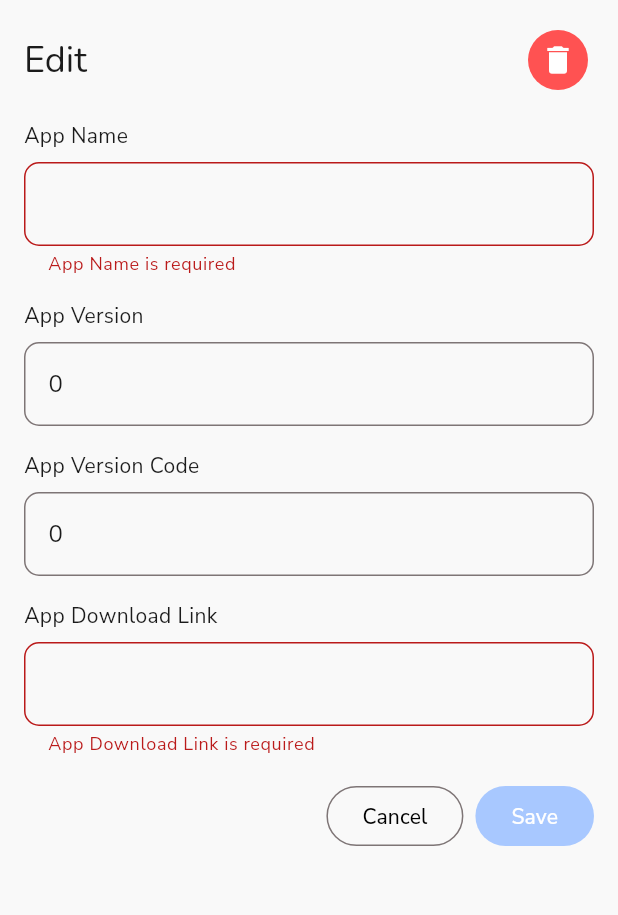
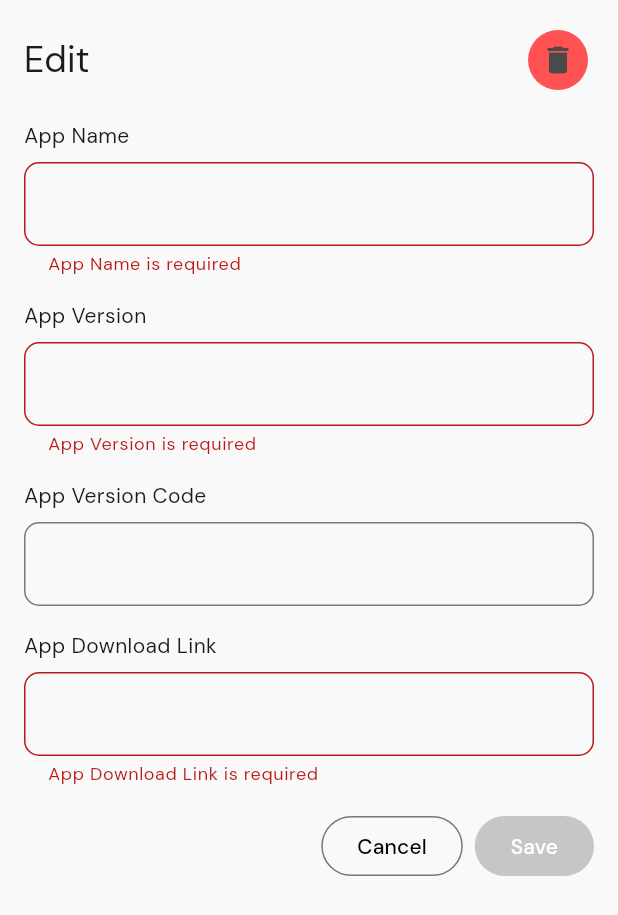
Before and after one commit to sai-charan2003/App-Version-Frontend-, a Flutter app: the AppDetailsEdit widget shown alone on an empty page, opened directly with empty values, after a tap on "Save", on a phone screen of 412 x 824 dp. Shown: the top 915 px of the screen. Run offline on Flutter 3.47's test engine with Material 3 defaults, Android fonts, the phone set to English and light mode, and no system bars; our stand-ins replace awesome_snackbar_content, google_fonts; missing offline and left inert: glossy, super_sliver_list; statements that could not run were skipped.

Commit message:
Bug fixes, Added routes for navigation, Updated site theme and font

```diff
--- a/lib/base_client.dart
+++ b/lib/base_client.dart
@@ -207,7 +207,6 @@ Future<bool> patchData(dynamic object) async {
 }
 Future<bool> deleteData(String uuid) async {
 
-  // Ensure that the API key and JWT token are fetched correctly
   String? apiKey = await SharedPreferencesHelper.getAPIKEY();
   String? jwtToken = await SharedPreferencesHelper.getJwtToken();
 
@@ -216,11 +215,11 @@ Future<bool> deleteData(String uuid) async {
     return false;
   }
 
-  var url = Uri.parse('$baseUrl/appData//deleteAppDetails?apiKey=$uuid');
+  var url = Uri.parse('$baseUrl/appData/deleteAppDetails?appUUID=$uuid');
 
 
   try {
-    var response = await http.patch(
+    var response = await http.delete(
       url,
       headers: {
         "Content-Type": "application/json",
--- a/lib/components/Toast/SuccessToast.dart
+++ b/lib/components/Toast/SuccessToast.dart
@@ -13,9 +13,9 @@ class Successtoast {
           child: Material(
             color: Colors.transparent,
             child: Container(
-              padding: EdgeInsets.all(16),
-              constraints: BoxConstraints(
-                maxWidth: 500, // Adjust if needed
+              padding: const EdgeInsets.all(16),
+              constraints: const BoxConstraints(
+                maxWidth: 400, // Adjust if needed
               ),
               decoration: BoxDecoration(
                 color: Colors.black.withOpacity(0.2),
--- a/lib/data.dart
+++ b/lib/data.dart
@@ -1,7 +1,3 @@
-// To parse this JSON data, do
-//
-//     final data = dataFromJson(jsonString);
-
 import 'dart:convert';
 
 List<Data> dataFromJson(String str) => List<Data>.from(json.decode(str).map((x) => Data.fromJson(x)));
@@ -10,8 +6,8 @@ String dataToJson(List<Data> data) => json.encode(List<dynamic>.from(data.map((x
 
 class Data {
     String? appName;
-    int? appVersion;
-    int? appVersionCode;
+    double? appVersion;
+    double? appVersionCode;
     String? appDownloadLink;
     String? appUUID;
 
@@ -20,15 +16,15 @@ class Data {
         this.appVersion,
         this.appVersionCode,
         this.appDownloadLink,
-        this.appUUID
+        this.appUUID,
     });
 
     factory Data.fromJson(Map<String, dynamic> json) => Data(
         appName: json["appName"],
         appVersion: json["appVersion"],
         appVersionCode: json["appVersionCode"],
-        appDownloadLink : json["appDownloadLink"],
-        appUUID: json["appUUID"]
+        appDownloadLink: json["appDownloadLink"],
+        appUUID: json["appUUID"],
     );
 
     Map<String, dynamic> toJson() => {
@@ -36,6 +32,6 @@ class Data {
         "appVersion": appVersion,
         "appVersionCode": appVersionCode,
         "appDownloadLink": appDownloadLink,
-        "appUUID" : appUUID
+        "appUUID": appUUID,
     };
 }
--- a/lib/homePage.dart
+++ b/lib/homePage.dart
@@ -104,6 +104,7 @@ class _HomepageState extends State<Homepage> {
             dataAdded: (){
               setState(() {
                 isAddNew = null;
+                appData = null;
                 reloadData= true;
               });
 
@@ -120,60 +121,69 @@ class AppDetailsEdit extends StatefulWidget {
     super.key,
     required this.data,
     required this.isAddData,
-    required this.dataAdded
+    required this.dataAdded,
   });
 
   final Data? data;
-  final bool? isAddData;
+  final bool? isAddData; // Remove nullable type since it's always true/false
   final VoidCallback dataAdded;
 
   @override
   _AppDetailsEditState createState() => _AppDetailsEditState();
 }
 
-class _AppDetailsEditState extends State<AppDetailsEdit> {
+class _AppDetailsEditState extends State<AppDetailsEdit> with WidgetsBindingObserver {
   final _formKey = GlobalKey<FormState>();
   late TextEditingController appVersionTextEditingController;
   late TextEditingController appVersionCodeTextEditingController;
   late TextEditingController appNameTextEditingController;
   late TextEditingController appDownloadLinkTextEditingController;
   bool isLoading = false;
+  bool isDeleteLoading = false;
 
   @override
   void initState() {
     super.initState();
+
+
     appVersionTextEditingController = TextEditingController();
     appVersionCodeTextEditingController = TextEditingController();
     appNameTextEditingController = TextEditingController();
     appDownloadLinkTextEditingController = TextEditingController();
 
 
-    if (widget.isAddData == false) {
+  }
+
+  @override
+  void didUpdateWidget(covariant AppDetailsEdit oldWidget) {
+    super.didUpdateWidget(oldWidget);
+    if (widget.data != oldWidget.data || widget.isAddData!=oldWidget.isAddData) {
+      if (widget.isAddData == true) {
+        _clearControllers();
+      } else if(widget.isAddData == false) {
+        _initializeControllers();
+      }
+    }
+  }
+
+  void _initializeControllers() {
     final appData = widget.data!;
     appVersionCodeTextEditingController.text = appData.appVersionCode?.toString() ?? '';
     appVersionTextEditingController.text = appData.appVersion.toString();
     appDownloadLinkTextEditingController.text = appData.appDownloadLink ?? '';
     appNameTextEditingController.text = appData.appName ?? '';
   }
+
+  void _clearControllers() {
+    appVersionCodeTextEditingController.clear();
+    appVersionTextEditingController.clear();
+    appDownloadLinkTextEditingController.clear();
+    appNameTextEditingController.clear();
   }
-
-
 
   @override
   Widget build(BuildContext context) {
-        if (widget.isAddData == false) {
-      final appData = widget.data!;
-      appVersionCodeTextEditingController.text = appData.appVersionCode?.toString() ?? '';
-      appVersionTextEditingController.text = appData.appVersion.toString();
-      appDownloadLinkTextEditingController.text = appData.appDownloadLink ?? '';
-      appNameTextEditingController.text = appData.appName ?? '';
-    } else{
-      appVersionCodeTextEditingController.text=  '';
-      appVersionTextEditingController.text = '';
-      appDownloadLinkTextEditingController.text = '';
-      appNameTextEditingController.text = '';
-
-    }
+    print(widget.isAddData);
     return Container(
       padding: const EdgeInsets.all(16.0),
       child: widget.isAddData == null
@@ -188,22 +198,30 @@ class _AppDetailsEditState extends State<AppDetailsEdit> {
                       mainAxisAlignment: MainAxisAlignment.spaceBetween,
                       children: [
                         Text(
-                          widget.isAddData == false
-                              ? "Edit ${widget.data?.appName}"
-                              : "Add App Data",
+                          widget.isAddData==true
+                              ? "Add App Data"
+                              : "Edit ${widget.data?.appName}",
                           style: Theme.of(context).textTheme.headlineSmall,
                         ),
-                        widget.isAddData == false
-                            ? IconButton.filledTonal(
-                                onPressed: () {
-                                  BaseClient().deleteData(widget.data!.appUUID!);
+                        if (!(widget.isAddData==true))
+                          isDeleteLoading
+                              ? const CircularProgressIndicator()
+                              : IconButton.filledTonal(
+                                  onPressed: () async {
+                                    setState(() {
+                                      isDeleteLoading = true;
+                                    });
+                                    await BaseClient().deleteData(widget.data!.appUUID!);
+                                    widget.dataAdded();
+                                    setState(() {
+                                      isDeleteLoading = false;
+                                    });
                                   },
                                   icon: const Icon(Icons.delete),
                                   style: IconButton.styleFrom(
                                     backgroundColor: Colors.redAccent,
                                   ),
-                              )
-                            : Container()
+                                ),
                       ],
                     ),
                     const SizedBox(height: 16),
@@ -219,7 +237,7 @@ class _AppDetailsEditState extends State<AppDetailsEdit> {
                       },
                     ),
                     const SizedBox(height: 16),
-                    _buildTextField(
+                    _buildNumberField(
                       label: "App Version",
                       controller: appVersionTextEditingController,
                       context: context,
@@ -231,13 +249,13 @@ class _AppDetailsEditState extends State<AppDetailsEdit> {
                       },
                     ),
                     const SizedBox(height: 16),
-                    _buildTextField(
+                    _buildNumberField(
                       label: "App Version Code",
                       controller: appVersionCodeTextEditingController,
                       context: context,
-                      validator: (value){
-                        return null;
-                      }, // Optional field
+                      validator: (value) {
+                        return null; // Optional field
+                      },
                     ),
                     const SizedBox(height: 16),
                     _buildTextField(
@@ -262,7 +280,10 @@ class _AppDetailsEditState extends State<AppDetailsEdit> {
                           child: const Text('Cancel'),
                         ),
                         const SizedBox(width: 8),
-                        FilledButton(style: FilledButton.styleFrom(backgroundColor: Theme.of(context).colorScheme.secondaryFixedDim,),
+                        FilledButton(
+                          style: FilledButton.styleFrom(
+                            backgroundColor: Theme.of(context).colorScheme.secondaryFixedDim,
+                          ),
                           onPressed: () async {
                             if (_formKey.currentState?.validate() ?? false) {
                               setState(() {
@@ -270,30 +291,31 @@ class _AppDetailsEditState extends State<AppDetailsEdit> {
                               });
                               var data = Data(
                                 appName: appNameTextEditingController.text,
-                                appVersion: int.parse(appVersionTextEditingController.text),
-                                appVersionCode: int.tryParse(appVersionCodeTextEditingController.text),
+                                appVersion: double.parse(appVersionTextEditingController.text),
+                                appVersionCode: double.tryParse(appVersionCodeTextEditingController.text),
                                 appDownloadLink: appDownloadLinkTextEditingController.text,
                                 appUUID: widget.data?.appUUID,
                               );
-                              if (widget.isAddData == true) {
+                              if (widget.isAddData==true) {
                                 var response = await BaseClient().saveData(data).catchError((error) {
-                                  print(error);
+                                  print("From post $error");
                                 });
                                 setState(() {
                                   isLoading = false;
                                 });
-                                if(response == true){
+                                if (response == true) {
                                   widget.dataAdded();
+                                  _clearControllers();
                                   Successtoast.show(context, "App Data added");
                                 }
                               } else {
                                 var response = await BaseClient().patchData(data).catchError((error) {
-                                  print(error);
+                                  print("From patch $error");
                                 });
                                 setState(() {
                                   isLoading = false;
                                 });
-                                if(response == true){
+                                if (response == true) {
                                   widget.dataAdded();
                                   Successtoast.show(context, "Update Successful");
                                 }
@@ -303,9 +325,18 @@ class _AppDetailsEditState extends State<AppDetailsEdit> {
                           child: Row(
                             mainAxisAlignment: MainAxisAlignment.center,
                             children: [
-                            isLoading? Container(width: 12,height: 12, child: CircularProgressIndicator(strokeCap: StrokeCap.round,strokeWidth: 3,color: Theme.of(context).colorScheme.onSecondary,)):Container(),
-                            isLoading? SizedBox(width: 5,):Container(),
-                            const Text("Save")
+                              if (isLoading)
+                                Container(
+                                  width: 12,
+                                  height: 12,
+                                  child: CircularProgressIndicator(
+                                    strokeCap: StrokeCap.round,
+                                    strokeWidth: 3,
+                                    color: Theme.of(context).colorScheme.onSecondary,
+                                  ),
+                                ),
+                              if (isLoading) SizedBox(width: 5),
+                              const Text("Save"),
                             ],
                           ),
                         ),
@@ -341,7 +372,37 @@ class _AppDetailsEditState extends State<AppDetailsEdit> {
       ],
     );
   }
+
+  Widget _buildNumberField({
+    required String label,
+    required TextEditingController controller,
+    required BuildContext context,
+    required FormFieldValidator<String> validator,
+  }) {
+    return Column(
+      crossAxisAlignment: CrossAxisAlignment.start,
+      children: [
+        Text(label, style: Theme.of(context).textTheme.bodyMedium),
+        const SizedBox(height: 8),
+        TextFormField(
+          textInputAction: TextInputAction.done,
+          keyboardType: TextInputType.numberWithOptions(decimal: true),
+          inputFormatters: [
+            FilteringTextInputFormatter.allow(RegExp(r'^\d*\.?\d*')), // Allow digits and one decimal point
+          ],
+          controller: controller,
+          decoration: InputDecoration(
+            border: OutlineInputBorder(
+              borderRadius: BorderRadius.circular(10),
+            ),
+          ),
+          validator: validator,
+        ),
+      ],
+    );
   }
+}
+
 
 
 class AppDataList extends StatefulWidget {
@@ -373,35 +434,40 @@ class _AppDataListState extends State<AppDataList> {
     _fetchData();
   }
 
+
   Future<void> _fetchData() async {
         try {
+
       var dataList = await widget.baseClient.getData(SharedPreferencesHelper.getAPIKEY()!);
-
       setState(() {
-      _dataList = dataList; // Assign the fetched data
+        _dataList = dataList;
         _isLoading = false;
       });
-
-    if (_dataList == null || _dataList!.isEmpty) {
-      // Handle the case where the list is empty if necessary
+    } catch (error) {
       _dataList = [];
-    }
-  } catch (error) {
       print(error);
       setState(() {
-      if(error.toString().contains("Bad state: No element ")){
+        if (error.toString().contains("Bad state: No element ")) {
           _error = error.toString();
         }
-
         _isLoading = false;
       });
     }
   }
 
+  @override
+  void didUpdateWidget(covariant AppDataList oldWidget) {
+      if (widget.reloadData != oldWidget.reloadData) {
+
+    }
+    super.didUpdateWidget(oldWidget);
+  }
 
   @override
   Widget build(BuildContext context) {
+   if (widget.reloadData == true) {
        _fetchData();
+      }
     return Column(
       children: [
         Padding(
@@ -410,7 +476,7 @@ Widget build(BuildContext context) {
         ),
         if (_isLoading)
           const Expanded(child: Center(child: CircularProgressIndicator())),
-      if(_error !=null)
+        if (_error != null)
           Expanded(child: Center(child: Text('Error $_error'))),
         if (!_isLoading && _error == null)
           if (_dataList == null || _dataList!.isEmpty)
@@ -486,11 +552,7 @@ Widget build(BuildContext context) {
                 ),
                 onTap: () {
                   SharedPreferencesHelper.clearAll();
-                Navigator.pushAndRemoveUntil(
-                  context,
-                  MaterialPageRoute(builder: (context) => const RegisterPage()),
-                  (route) => false,
-                );
+                  Navigator.pushNamed(context, "/register");
                 },
                 child: const Padding(
                   padding: EdgeInsets.all(8.0),
@@ -502,8 +564,8 @@ Widget build(BuildContext context) {
         ),
       ],
     );
+
   }
-
   Widget apiKeyView(String? api, BuildContext context) {
   return InkWell(
     onTap: () async {
@@ -551,7 +613,4 @@ Widget build(BuildContext context) {
     ),
   );
 }
-
-
-
 }
--- a/lib/registerPage.dart
+++ b/lib/registerPage.dart
@@ -249,11 +249,7 @@ class _RegisterFieldsState extends State<RegisterFields> {
   }
 
   void _navigateToHomePage() {
-    Navigator.pushAndRemoveUntil(
-      context,
-      MaterialPageRoute(builder: (context) => const Homepage()),
-      (route) => false,
-    );
+    Navigator.pushNamed(context, "/home");
   }
 
   void _showSnackBar(dynamic response) {
```
Also changed, not shown: lib/components/Toast/ErrorToast.dart (+5 -5 lines), lib/main.dart (+50 -7 lines), lib/theme.dart (+35 -35 lines). Lines whose indentation alone changed are shown as unchanged.
